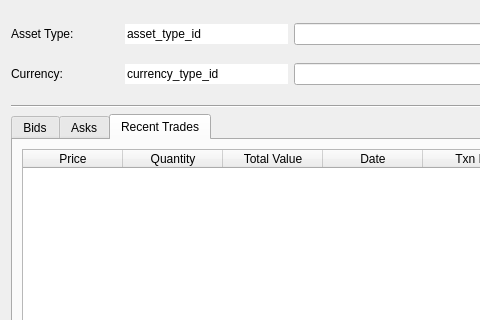
Old version of the form src/gui/widgets/marketdetails.ui in the repository Open-Transactions/Moneychanger; both pictures show x 0 to 480 and y 0 to 320 of the 765 by 821 pixel window.
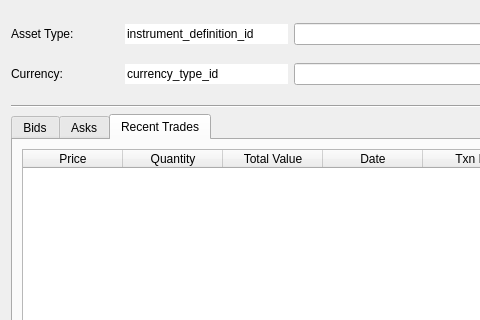
New version of the form. Icons and pictures are not drawn. Custom widgets are drawn as their Qt base class.

Patch:
```diff
--- a/src/gui/widgets/marketdetails.ui
+++ b/src/gui/widgets/marketdetails.ui
@@ -31,7 +31,7 @@
           <bool>true</bool>
          </property>
          <property name="text">
-          <string>asset_type_id</string>
+          <string>instrument_definition_id</string>
          </property>
          <property name="frame">
           <bool>false</bool>
```
